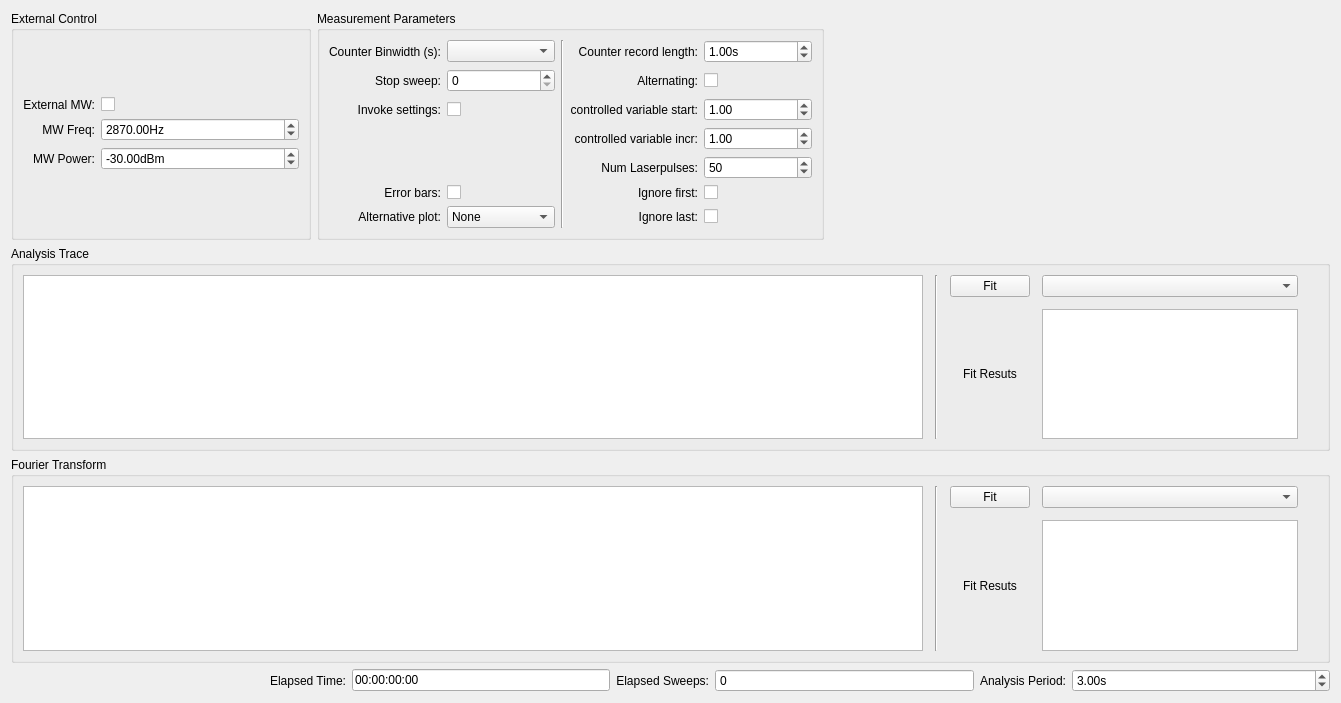
The window that gui/pulsed/ui_pulse_analysis.ui (The-Devil-8/qudi) describes before a commit, drawn with Qt 5.
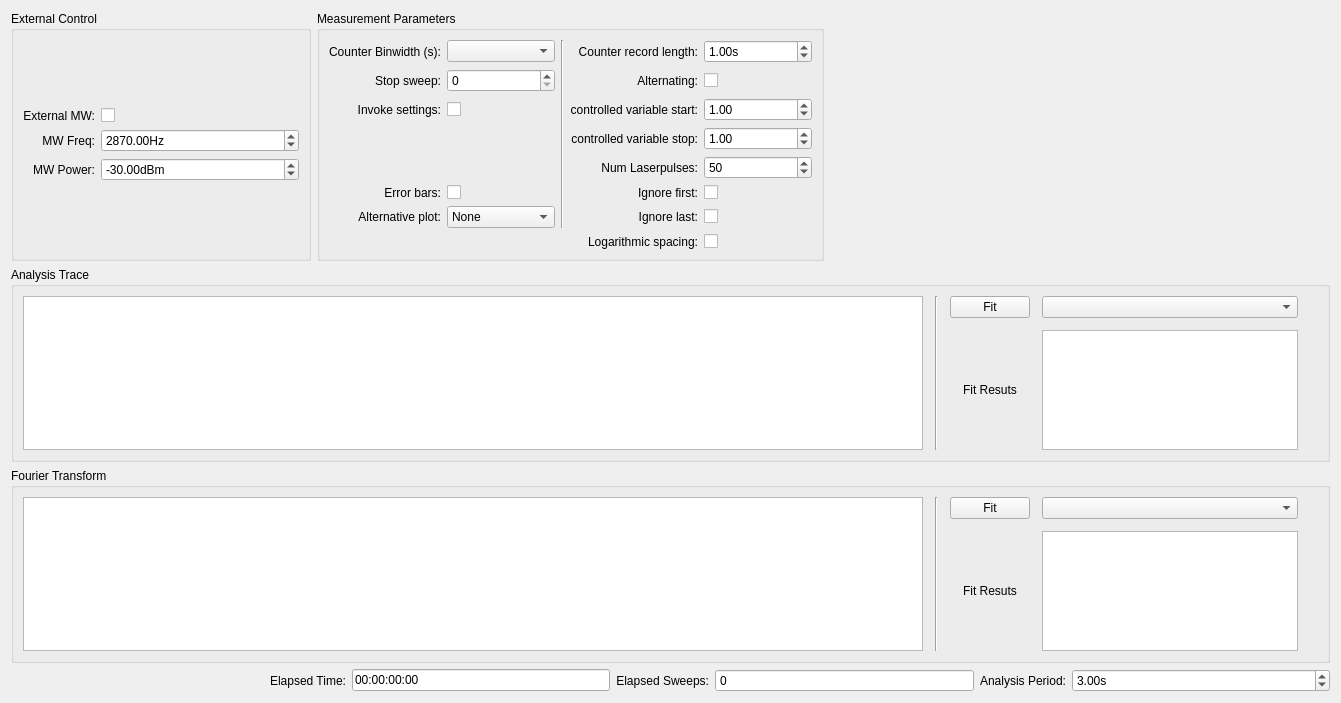
The same window after the commit. Custom widgets are drawn as their Qt base class.

```diff
--- a/gui/pulsed/ui_pulse_analysis.ui
+++ b/gui/pulsed/ui_pulse_analysis.ui
@@ -608,7 +608,7 @@
           <item row="3" column="3">
            <widget class="QLabel" name="ana_param_x_axis_inc_Label">
             <property name="text">
-             <string>controlled variable incr:</string>
+             <string>controlled variable stop:</string>
             </property>
             <property name="alignment">
              <set>Qt::AlignRight|Qt::AlignTrailing|Qt::AlignVCenter</set>
@@ -764,6 +764,32 @@
             </property>
            </widget>
           </item>
+          <item row="7" column="3">
+           <widget class="QLabel" name="label_log_spacing">
+            <property name="text">
+             <string>Logarithmic spacing:</string>
+            </property>
+            <property name="alignment">
+             <set>Qt::AlignRight|Qt::AlignTrailing|Qt::AlignVCenter</set>
+            </property>
+           </widget>
+          </item>
+          <item row="7" column="4">
+           <widget class="QCheckBox" name="ana_param_log_spacing_CheckBox">
+            <property name="sizePolicy">
+             <sizepolicy hsizetype="Preferred" vsizetype="Fixed">
+              <horstretch>0</horstretch>
+              <verstretch>0</verstretch>
+             </sizepolicy>
+            </property>
+            <property name="layoutDirection">
+             <enum>Qt::LeftToRight</enum>
+            </property>
+            <property name="text">
+             <string/>
+            </property>
+           </widget>
+          </item>
           <item row="6" column="1">
            <widget class="QComboBox" name="second_plot_ComboBox">
             <item>
```
Left out of the diff: 2 changed lines with no effect on the pictures.
